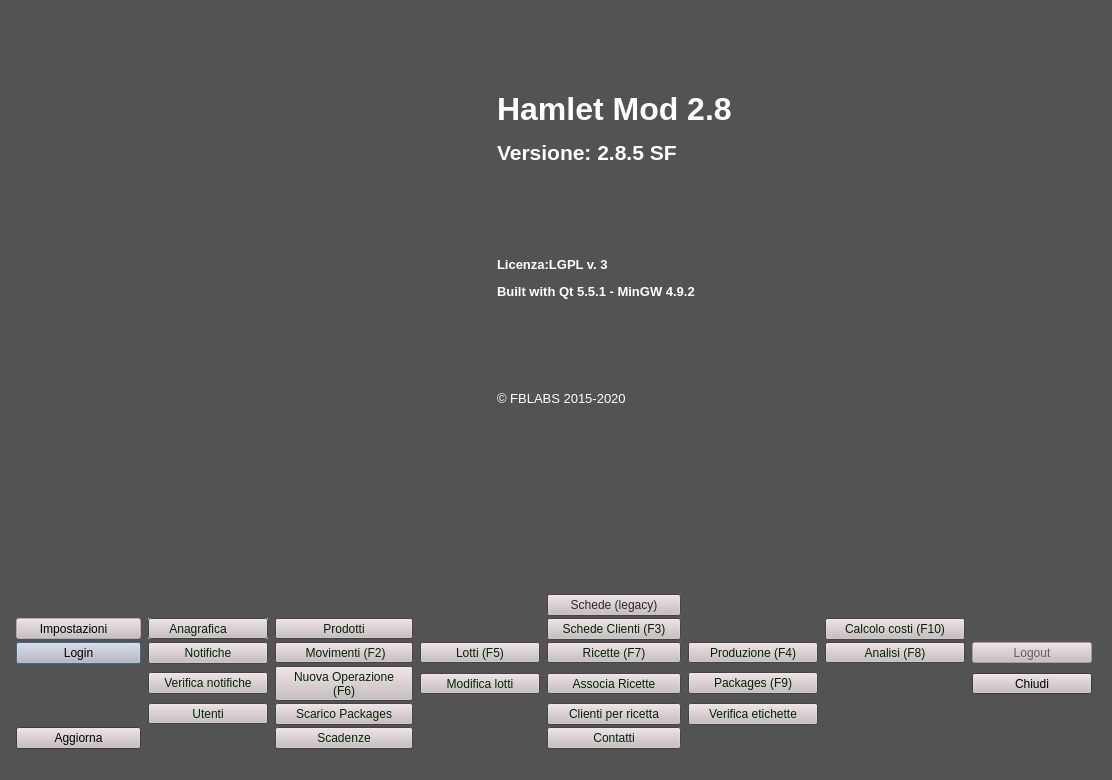
This is mainwindow.ui in fblabs/HamletMODSF as Qt 5 draws it before an edit. The edited form follows.
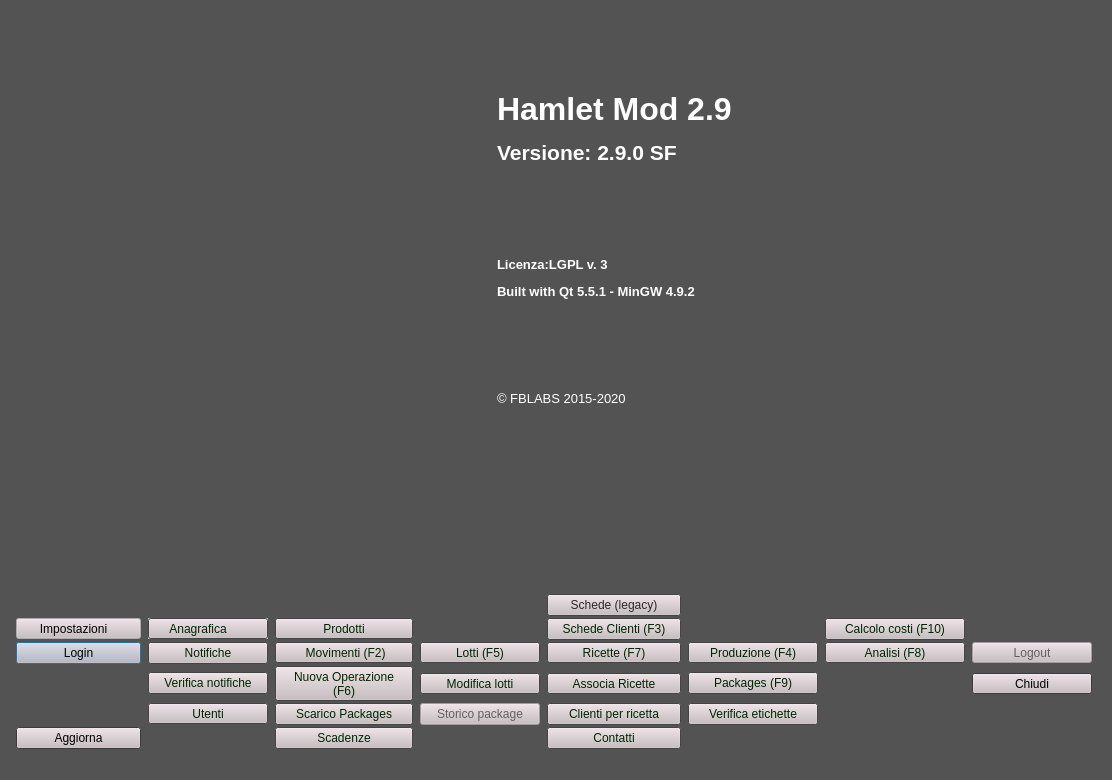
This is the edited form. Icons and pictures are not drawn.

```diff
--- a/mainwindow.ui
+++ b/mainwindow.ui
@@ -548,7 +548,7 @@
          <enum>QFrame::NoFrame</enum>
         </property>
         <property name="text">
-         <string>&lt;html&gt;&lt;head/&gt;&lt;body&gt;&lt;p&gt;&lt;span style=&quot; font-size:24pt; font-weight:600;&quot;&gt;Hamlet Mod 2.8&lt;/span&gt;&lt;/p&gt;&lt;p&gt;&lt;span style=&quot; font-size:16pt; font-weight:600;&quot;&gt;Versione: 2.8.5 SF&lt;/span&gt;&lt;/p&gt;&lt;p&gt;&lt;br/&gt;&lt;/p&gt;&lt;p&gt;&lt;br/&gt;&lt;/p&gt;&lt;p&gt;&lt;span style=&quot; font-size:10pt; font-weight:600;&quot;&gt;Licenza:LGPL v. 3&lt;/span&gt;&lt;/p&gt;&lt;p&gt;&lt;span style=&quot; font-size:10pt; font-weight:600;&quot;&gt;Built with Qt 5.5.1 - MinGW 4.9.2&lt;/span&gt;&lt;/p&gt;&lt;p&gt;&lt;br/&gt;&lt;/p&gt;&lt;p&gt;&lt;br/&gt;&lt;/p&gt;&lt;p&gt;&lt;span style=&quot; font-size:10pt;&quot;&gt;© FBLABS 2015-2020&lt;/span&gt;&lt;/p&gt;&lt;p&gt;&lt;br/&gt;&lt;/p&gt;&lt;/body&gt;&lt;/html&gt;</string>
+         <string>&lt;html&gt;&lt;head/&gt;&lt;body&gt;&lt;p&gt;&lt;span style=&quot; font-size:24pt; font-weight:600;&quot;&gt;Hamlet Mod 2.9&lt;/span&gt;&lt;/p&gt;&lt;p&gt;&lt;span style=&quot; font-size:16pt; font-weight:600;&quot;&gt;Versione: 2.9.0 SF&lt;/span&gt;&lt;/p&gt;&lt;p&gt;&lt;br/&gt;&lt;/p&gt;&lt;p&gt;&lt;br/&gt;&lt;/p&gt;&lt;p&gt;&lt;span style=&quot; font-size:10pt; font-weight:600;&quot;&gt;Licenza:LGPL v. 3&lt;/span&gt;&lt;/p&gt;&lt;p&gt;&lt;span style=&quot; font-size:10pt; font-weight:600;&quot;&gt;Built with Qt 5.5.1 - MinGW 4.9.2&lt;/span&gt;&lt;/p&gt;&lt;p&gt;&lt;br/&gt;&lt;/p&gt;&lt;p&gt;&lt;br/&gt;&lt;/p&gt;&lt;p&gt;&lt;span style=&quot; font-size:10pt;&quot;&gt;© FBLABS 2015-2020&lt;/span&gt;&lt;/p&gt;&lt;p&gt;&lt;br/&gt;&lt;/p&gt;&lt;/body&gt;&lt;/html&gt;</string>
         </property>
         <property name="scaledContents">
          <bool>false</bool>
@@ -3611,6 +3611,453 @@
           </property>
          </widget>
         </item>
+        <item row="10" column="4">
+         <widget class="QPushButton" name="pbPackView">
+          <property name="enabled">
+           <bool>false</bool>
+          </property>
+          <property name="minimumSize">
+           <size>
+            <width>80</width>
+            <height>0</height>
+           </size>
+          </property>
+          <property name="maximumSize">
+           <size>
+            <width>120</width>
+            <height>16777215</height>
+           </size>
+          </property>
+          <property name="palette">
+           <palette>
+            <active>
+             <colorrole role="WindowText">
+              <brush brushstyle="SolidPattern">
+               <color alpha="255">
+                <red>0</red>
+                <green>0</green>
+                <blue>0</blue>
+               </color>
+              </brush>
+             </colorrole>
+             <colorrole role="Button">
+              <brush brushstyle="SolidPattern">
+               <color alpha="255">
+                <red>200</red>
+                <green>188</green>
+                <blue>192</blue>
+               </color>
+              </brush>
+             </colorrole>
+             <colorrole role="Light">
+              <brush brushstyle="SolidPattern">
+               <color alpha="255">
+                <red>255</red>
+                <green>255</green>
+                <blue>255</blue>
+               </color>
+              </brush>
+             </colorrole>
+             <colorrole role="Midlight">
+              <brush brushstyle="SolidPattern">
+               <color alpha="255">
+                <red>227</red>
+                <green>221</green>
+                <blue>223</blue>
+               </color>
+              </brush>
+             </colorrole>
+             <colorrole role="Dark">
+              <brush brushstyle="SolidPattern">
+               <color alpha="255">
+                <red>100</red>
+                <green>94</green>
+                <blue>96</blue>
+               </color>
+              </brush>
+             </colorrole>
+             <colorrole role="Mid">
+              <brush brushstyle="SolidPattern">
+               <color alpha="255">
+                <red>133</red>
+                <green>125</green>
+                <blue>128</blue>
+               </color>
+              </brush>
+             </colorrole>
+             <colorrole role="Text">
+              <brush brushstyle="SolidPattern">
+               <color alpha="255">
+                <red>0</red>
+                <green>0</green>
+                <blue>0</blue>
+               </color>
+              </brush>
+             </colorrole>
+             <colorrole role="BrightText">
+              <brush brushstyle="SolidPattern">
+               <color alpha="255">
+                <red>255</red>
+                <green>255</green>
+                <blue>255</blue>
+               </color>
+              </brush>
+             </colorrole>
+             <colorrole role="ButtonText">
+              <brush brushstyle="SolidPattern">
+               <color alpha="255">
+                <red>0</red>
+                <green>0</green>
+                <blue>0</blue>
+               </color>
+              </brush>
+             </colorrole>
+             <colorrole role="Base">
+              <brush brushstyle="SolidPattern">
+               <color alpha="255">
+                <red>255</red>
+                <green>255</green>
+                <blue>255</blue>
+               </color>
+              </brush>
+             </colorrole>
+             <colorrole role="Window">
+              <brush brushstyle="SolidPattern">
+               <color alpha="255">
+                <red>200</red>
+                <green>188</green>
+                <blue>192</blue>
+               </color>
+              </brush>
+             </colorrole>
+             <colorrole role="Shadow">
+              <brush brushstyle="SolidPattern">
+               <color alpha="255">
+                <red>0</red>
+                <green>0</green>
+                <blue>0</blue>
+               </color>
+              </brush>
+             </colorrole>
+             <colorrole role="AlternateBase">
+              <brush brushstyle="SolidPattern">
+               <color alpha="255">
+                <red>227</red>
+                <green>221</green>
+                <blue>223</blue>
+               </color>
+              </brush>
+             </colorrole>
+             <colorrole role="ToolTipBase">
+              <brush brushstyle="SolidPattern">
+               <color alpha="255">
+                <red>255</red>
+                <green>255</green>
+                <blue>220</blue>
+               </color>
+              </brush>
+             </colorrole>
+             <colorrole role="ToolTipText">
+              <brush brushstyle="SolidPattern">
+               <color alpha="255">
+                <red>0</red>
+                <green>0</green>
+                <blue>0</blue>
+               </color>
+              </brush>
+             </colorrole>
+            </active>
+            <inactive>
+             <colorrole role="WindowText">
+              <brush brushstyle="SolidPattern">
+               <color alpha="255">
+                <red>0</red>
+                <green>0</green>
+                <blue>0</blue>
+               </color>
+              </brush>
+             </colorrole>
+             <colorrole role="Button">
+              <brush brushstyle="SolidPattern">
+               <color alpha="255">
+                <red>200</red>
+                <green>188</green>
+                <blue>192</blue>
+               </color>
+              </brush>
+             </colorrole>
+             <colorrole role="Light">
+              <brush brushstyle="SolidPattern">
+               <color alpha="255">
+                <red>255</red>
+                <green>255</green>
+                <blue>255</blue>
+               </color>
+              </brush>
+             </colorrole>
+             <colorrole role="Midlight">
+              <brush brushstyle="SolidPattern">
+               <color alpha="255">
+                <red>227</red>
+                <green>221</green>
+                <blue>223</blue>
+               </color>
+              </brush>
+             </colorrole>
+             <colorrole role="Dark">
+              <brush brushstyle="SolidPattern">
+               <color alpha="255">
+                <red>100</red>
+                <green>94</green>
+                <blue>96</blue>
+               </color>
+              </brush>
+             </colorrole>
+             <colorrole role="Mid">
+              <brush brushstyle="SolidPattern">
+               <color alpha="255">
+                <red>133</red>
+                <green>125</green>
+                <blue>128</blue>
+               </color>
+              </brush>
+             </colorrole>
+             <colorrole role="Text">
+              <brush brushstyle="SolidPattern">
+               <color alpha="255">
+                <red>0</red>
+                <green>0</green>
+                <blue>0</blue>
+               </color>
+              </brush>
+             </colorrole>
+             <colorrole role="BrightText">
+              <brush brushstyle="SolidPattern">
+               <color alpha="255">
+                <red>255</red>
+                <green>255</green>
+                <blue>255</blue>
+               </color>
+              </brush>
+             </colorrole>
+             <colorrole role="ButtonText">
+              <brush brushstyle="SolidPattern">
+               <color alpha="255">
+                <red>0</red>
+                <green>0</green>
+                <blue>0</blue>
+               </color>
+              </brush>
+             </colorrole>
+             <colorrole role="Base">
+              <brush brushstyle="SolidPattern">
+               <color alpha="255">
+                <red>255</red>
+                <green>255</green>
+                <blue>255</blue>
+               </color>
+              </brush>
+             </colorrole>
+             <colorrole role="Window">
+              <brush brushstyle="SolidPattern">
+               <color alpha="255">
+                <red>200</red>
+                <green>188</green>
+                <blue>192</blue>
+               </color>
+              </brush>
+             </colorrole>
+             <colorrole role="Shadow">
+              <brush brushstyle="SolidPattern">
+               <color alpha="255">
+                <red>0</red>
+                <green>0</green>
+                <blue>0</blue>
+               </color>
+              </brush>
+             </colorrole>
+             <colorrole role="AlternateBase">
+              <brush brushstyle="SolidPattern">
+               <color alpha="255">
+                <red>227</red>
+                <green>221</green>
+                <blue>223</blue>
+               </color>
+              </brush>
+             </colorrole>
+             <colorrole role="ToolTipBase">
+              <brush brushstyle="SolidPattern">
+               <color alpha="255">
+                <red>255</red>
+                <green>255</green>
+                <blue>220</blue>
+               </color>
+              </brush>
+             </colorrole>
+             <colorrole role="ToolTipText">
+              <brush brushstyle="SolidPattern">
+               <color alpha="255">
+                <red>0</red>
+                <green>0</green>
+                <blue>0</blue>
+               </color>
+              </brush>
+             </colorrole>
+            </inactive>
+            <disabled>
+             <colorrole role="WindowText">
+              <brush brushstyle="SolidPattern">
+               <color alpha="255">
+                <red>100</red>
+                <green>94</green>
+                <blue>96</blue>
+               </color>
+              </brush>
+             </colorrole>
+             <colorrole role="Button">
+              <brush brushstyle="SolidPattern">
+               <color alpha="255">
+                <red>200</red>
+                <green>188</green>
+                <blue>192</blue>
+               </color>
+              </brush>
+             </colorrole>
+             <colorrole role="Light">
+              <brush brushstyle="SolidPattern">
+               <color alpha="255">
+                <red>255</red>
+                <green>255</green>
+                <blue>255</blue>
+               </color>
+              </brush>
+             </colorrole>
+             <colorrole role="Midlight">
+              <brush brushstyle="SolidPattern">
+               <color alpha="255">
+                <red>227</red>
+                <green>221</green>
+                <blue>223</blue>
+               </color>
+              </brush>
+             </colorrole>
+             <colorrole role="Dark">
+              <brush brushstyle="SolidPattern">
+               <color alpha="255">
+                <red>100</red>
+                <green>94</green>
+                <blue>96</blue>
+               </color>
+              </brush>
+             </colorrole>
+             <colorrole role="Mid">
+              <brush brushstyle="SolidPattern">
+               <color alpha="255">
+                <red>133</red>
+                <green>125</green>
+                <blue>128</blue>
+               </color>
+              </brush>
+             </colorrole>
+             <colorrole role="Text">
+              <brush brushstyle="SolidPattern">
+               <color alpha="255">
+                <red>100</red>
+                <green>94</green>
+                <blue>96</blue>
+               </color>
+              </brush>
+             </colorrole>
+             <colorrole role="BrightText">
+              <brush brushstyle="SolidPattern">
+               <color alpha="255">
+                <red>255</red>
+                <green>255</green>
+                <blue>255</blue>
+               </color>
+              </brush>
+             </colorrole>
+             <colorrole role="ButtonText">
+              <brush brushstyle="SolidPattern">
+               <color alpha="255">
+                <red>100</red>
+                <green>94</green>
+                <blue>96</blue>
+               </color>
+              </brush>
+             </colorrole>
+             <colorrole role="Base">
+              <brush brushstyle="SolidPattern">
+               <color alpha="255">
+                <red>200</red>
+                <green>188</green>
+                <blue>192</blue>
+               </color>
+              </brush>
+             </colorrole>
+             <colorrole role="Window">
+              <brush brushstyle="SolidPattern">
+               <color alpha="255">
+                <red>200</red>
+                <green>188</green>
+                <blue>192</blue>
+               </color>
+              </brush>
+             </colorrole>
+             <colorrole role="Shadow">
+              <brush brushstyle="SolidPattern">
+               <color alpha="255">
+                <red>0</red>
+                <green>0</green>
+                <blue>0</blue>
+               </color>
+              </brush>
+             </colorrole>
+             <colorrole role="AlternateBase">
+              <brush brushstyle="SolidPattern">
+               <color alpha="255">
+                <red>200</red>
+                <green>188</green>
+                <blue>192</blue>
+               </color>
+              </brush>
+             </colorrole>
+             <colorrole role="ToolTipBase">
+              <brush brushstyle="SolidPattern">
+               <color alpha="255">
+                <red>255</red>
+                <green>255</green>
+                <blue>220</blue>
+               </color>
+              </brush>
+             </colorrole>
+             <colorrole role="ToolTipText">
+              <brush brushstyle="SolidPattern">
+               <color alpha="255">
+                <red>0</red>
+                <green>0</green>
+                <blue>0</blue>
+               </color>
+              </brush>
+             </colorrole>
+            </disabled>
+           </palette>
+          </property>
+          <property name="text">
+           <string>Storico package</string>
+          </property>
+          <property name="icon">
+           <iconset resource="icons.qrc">
+            <normaloff>:/Resources/Truck.PNG</normaloff>:/Resources/Truck.PNG</iconset>
+          </property>
+          <property name="iconSize">
+           <size>
+            <width>32</width>
+            <height>32</height>
+           </size>
+          </property>
+         </widget>
+        </item>
        </layout>
       </item>
      </layout>
```
